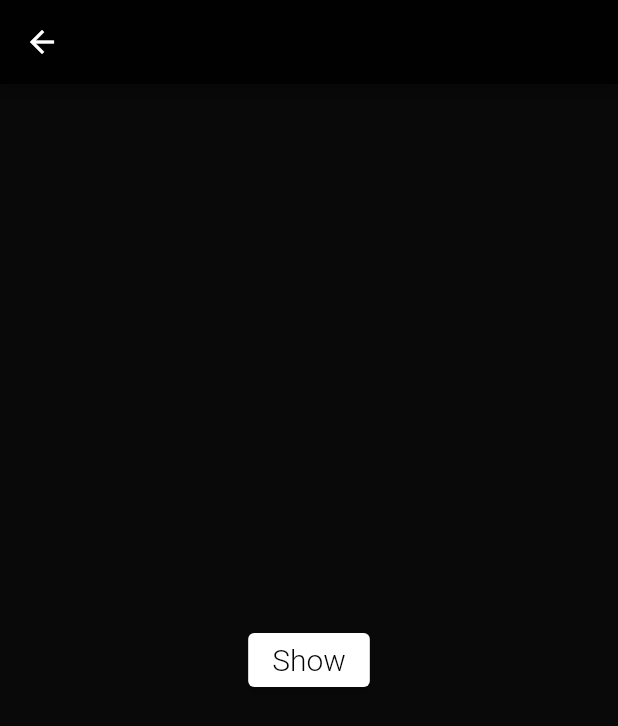
After one commit to SarahElzayat/Flutter-Reddit-Clone, a Flutter app: the DiaLog screen opened directly, on a phone screen of 412 x 824 dp. The commit adds this screen. Shown: the top 726 px of the screen. Run offline on Flutter 3.47's test engine with Material 2 defaults, Android fonts, the phone set to English and light mode, and no system bars; our stand-ins replace bloc, conditional_builder_null_safety, dio, dismissible_page, dots_indicator, dotted_border and 19 more; missing offline and left inert: any_link_preview, delta_markdown, flutter_facebook_auth, flutter_quill, flutter_quill_extensions, giphy_get and 6 more; accounts and stored records are empty; network calls fail; statements that could not run were skipped; project files that could hold a hidden picture were left out.

Commit message:
finshing all about the signIn and sign up

```diff
--- a/reddit/lib/data/routes.dart
+++ b/reddit/lib/data/routes.dart
@@ -9,6 +9,7 @@ import 'package:reddit/screens/add_post/community_search.dart';
 import 'package:reddit/screens/add_post/post_rules.dart';
 import 'package:reddit/screens/saved/saved_screen.dart';
 import 'package:reddit/screens/sign_in_and_sign_up_screen/mobile/continue_sign_up_for_mobile.dart';
+import 'package:reddit/screens/sign_in_and_sign_up_screen/web/testScreen.dart';
 import 'package:reddit/screens/subreddit/subreddit_screen.dart';
 
 import '../../screens/bottom_navigation_bar_screens/add_post_screen.dart';
--- a/reddit/lib/main.dart
+++ b/reddit/lib/main.dart
@@ -8,6 +8,7 @@ import 'package:reddit/screens/comments/add_comment_screen.dart';
 import 'package:reddit/screens/sign_in_and_sign_up_screen/mobile/continue_sign_up_for_mobile.dart';
 import 'package:reddit/screens/sign_in_and_sign_up_screen/web/continue_sign_up_screen.dart';
 import 'package:reddit/screens/sign_in_and_sign_up_screen/web/sign_up_for_web_screen.dart';
+import 'package:reddit/screens/sign_in_and_sign_up_screen/web/testScreen.dart';
 import 'package:responsive_sizer/responsive_sizer.dart';
 
 import '../../cubit/settings_cubit/settings_cubit.dart';
--- /dev/null
+++ b/reddit/lib/screens/sign_in_and_sign_up_screen/web/testScreen.dart
@@ -0,0 +1,20 @@
+import 'package:flutter/material.dart';
+import 'package:reddit/screens/sign_in_and_sign_up_screen/mobile/continue_sign_up_for_mobile.dart';
+import 'package:reddit/widgets/settings/settings_app_bar.dart';
+import 'package:reddit/widgets/sign_in_and_sign_up_widgets/app_bar.dart';
+
+class DiaLog extends StatelessWidget {
+  static const routeName = '/dialog_route';
+  const DiaLog({super.key});
+
+  @override
+  Widget build(BuildContext context) {
+    return Scaffold(
+        appBar: AppBar(),
+        body: Center(
+            child: ElevatedButton(
+                child: const Text('Show',
+                    style: TextStyle(fontSize: 20, color: Colors.black)),
+                onPressed: () {})));
+  }
+}
```
Also changed, not shown: reddit/lib/screens/sign_in_and_sign_up_screen/mobile/continue_sign_up_for_mobile.dart (+7 -2 lines), reddit/lib/screens/sign_in_and_sign_up_screen/web/continue_sign_up_screen.dart (+15 -0 lines), reddit/lib/widgets/moderation/user_management.dart (+4 -4 lines).
